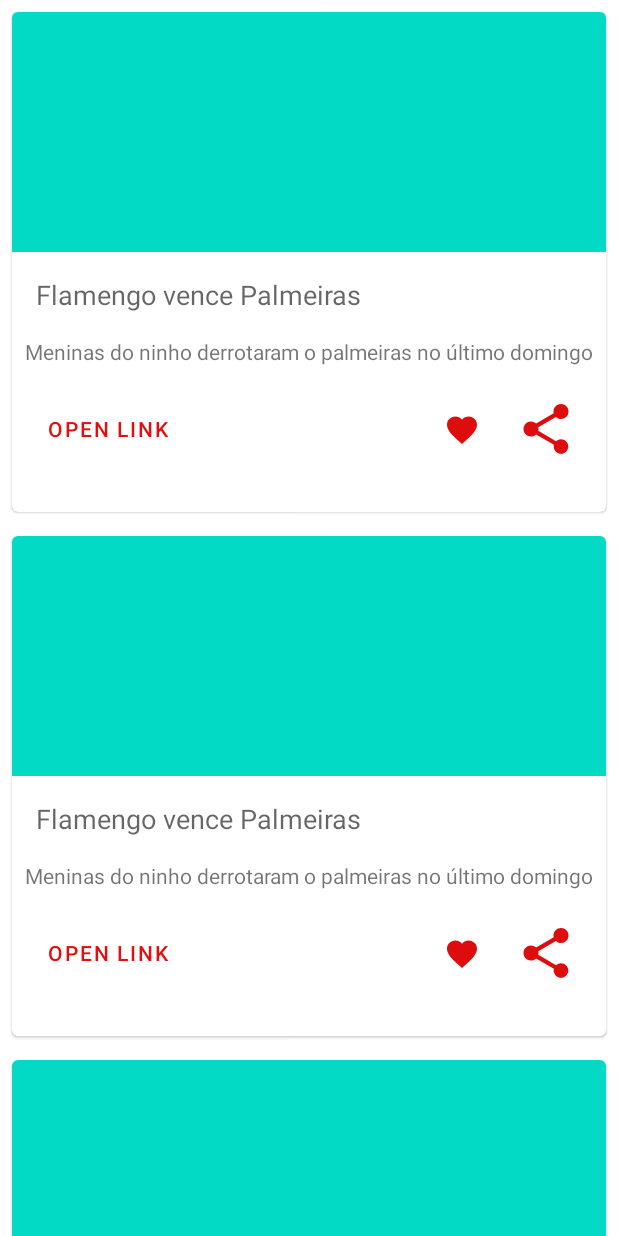
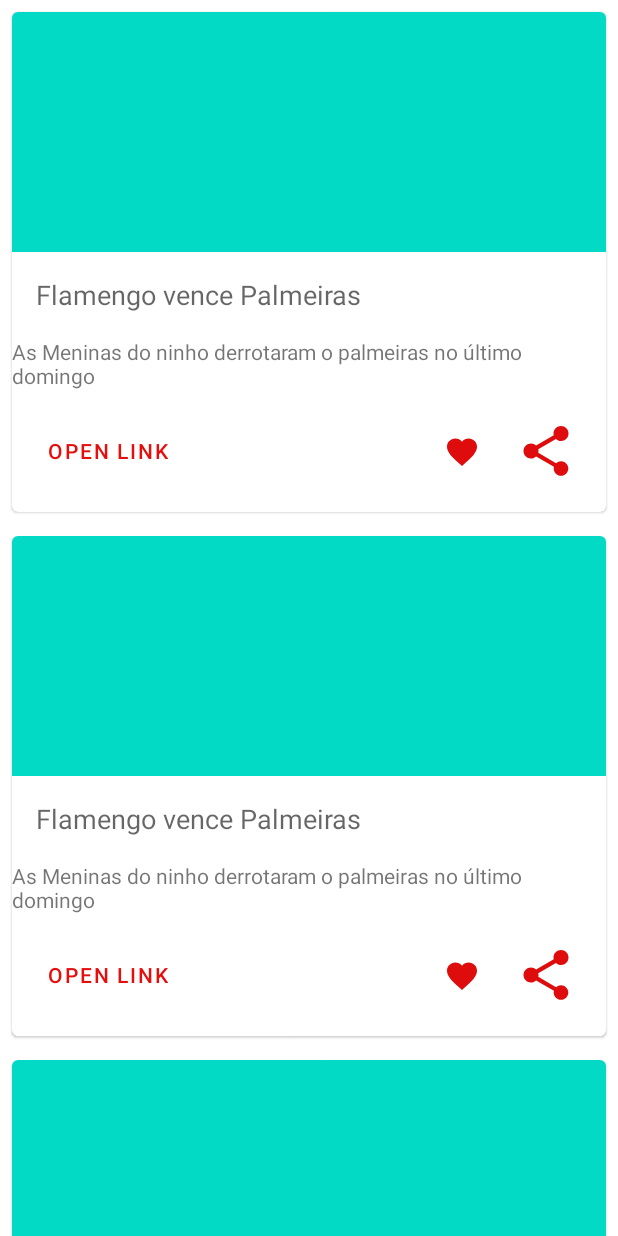
Before and after one commit to suellenmuniz/Soocer-news, an Android app: the layout fragment_news.xml on its own in the app's theme, with its tools: preview values and no code run, on a phone screen of 412 x 824 dp. Run offline under Robolectric (Android 15) with nearby library versions, the phone set to English and light mode, and no system bars.

Commit message:
Refactoring e evoluções arquiteturais

```diff
--- a/app/build.gradle
+++ b/app/build.gradle
@@ -39,6 +39,7 @@ dependencies {
     implementation 'androidx.lifecycle:lifecycle-viewmodel-ktx:2.5.0'
     implementation 'androidx.navigation:navigation-fragment:2.5.0'
     implementation 'androidx.navigation:navigation-ui:2.5.0'
+    implementation 'androidx.swiperefreshlayout:swiperefreshlayout:1.1.0'
 
     // Referencia: https://square.github.io/retrofit
     implementation 'com.squareup.retrofit2:retrofit:2.9.0'
--- a/app/src/main/AndroidManifest.xml
+++ b/app/src/main/AndroidManifest.xml
@@ -6,6 +6,7 @@
     <uses-permission android:name="android.permission.INTERNET" />
 
     <application
+        android:name=".App"
         android:allowBackup="true"
         android:dataExtractionRules="@xml/data_extraction_rules"
         android:fullBackupContent="@xml/backup_rules"
--- a/app/src/main/java/me/dio/soocergirls/data/local/NewsDao.java
+++ b/app/src/main/java/me/dio/soocergirls/data/local/NewsDao.java
@@ -16,6 +16,6 @@ public interface NewsDao {
     Void save(News news);
 
     @Query("SELECT * FROM news WHERE favorite = 1")
-    List<News> loadFavoriteNews();
+    LiveData<List<News>> loadFavoriteNews();
 
 }
--- a/app/src/main/java/me/dio/soocergirls/ui/adapter/NewsAdapter.java
+++ b/app/src/main/java/me/dio/soocergirls/ui/adapter/NewsAdapter.java
@@ -44,7 +44,7 @@ public class NewsAdapter extends RecyclerView.Adapter<NewsAdapter.ViewHolder> {
         holder.binding.tvDescription.setText(news.description);
         Picasso.get().load(news.image).fit().into(holder.binding.ivThumbnail);
         // Implementação da Funcionalidade de "abrir link":
-        holder.binding.tvOpenLink.setOnClickListener(view -> {
+        holder.binding.btOpenLink.setOnClickListener(view -> {
             Intent i = new Intent(Intent.ACTION_VIEW);
             i.setData(Uri.parse(news.link));
            context.startActivity(i);
--- a/app/src/main/res/layout/fragment_news.xml
+++ b/app/src/main/res/layout/fragment_news.xml
@@ -6,13 +6,22 @@
     android:layout_height="match_parent"
     tools:context=".ui.News.NewsFragment">
 
-    <androidx.recyclerview.widget.RecyclerView
-        android:id="@+id/rvNews"
+    <androidx.swiperefreshlayout.widget.SwipeRefreshLayout
+        android:id="@+id/srlNews"
         android:layout_width="0dp"
         android:layout_height="0dp"
         app:layout_constraintBottom_toBottomOf="parent"
         app:layout_constraintEnd_toEndOf="parent"
         app:layout_constraintStart_toStartOf="parent"
-        app:layout_constraintTop_toTopOf="parent"
-        tools:listitem="@layout/news_item"/>
+        app:layout_constraintTop_toTopOf="parent">
+
+
+        <androidx.recyclerview.widget.RecyclerView
+            android:id="@+id/rvNews"
+            android:layout_width="match_parent"
+            android:layout_height="match_parent"
+            tools:listitem="@layout/news_item" />
+
+    </androidx.swiperefreshlayout.widget.SwipeRefreshLayout>
+
 </androidx.constraintlayout.widget.ConstraintLayout>
--- a/app/src/main/res/layout/news_item.xml
+++ b/app/src/main/res/layout/news_item.xml
@@ -39,16 +39,16 @@
             android:id="@+id/tvDescription"
             android:layout_width="wrap_content"
             android:layout_height="wrap_content"
-            android:layout_marginStart="16dp"
-            android:layout_marginTop="16dp"
-            android:layout_marginEnd="16dp"
+            android:layout_marginStart="@dimen/default_margin"
+            android:layout_marginTop="@dimen/default_margin"
+            android:layout_marginEnd="@dimen/default_margin"
             app:layout_constraintEnd_toEndOf="parent"
             app:layout_constraintStart_toStartOf="parent"
             app:layout_constraintTop_toBottomOf="@+id/tvTitle"
-            tools:text="Meninas do ninho derrotaram o palmeiras no último domingo" />
+            tools:text="As Meninas do ninho derrotaram o palmeiras no último domingo" />
 
         <com.google.android.material.button.MaterialButton
-            android:id="@+id/tvOpenLink"
+            android:id="@+id/btOpenLink"
             style="?attr/borderlessButtonStyle"
             android:layout_width="wrap_content"
             android:layout_height="wrap_content"
@@ -71,11 +71,12 @@
             android:clickable="true"
             android:focusable="true"
             android:padding="4dp"
-            app:layout_constraintBottom_toBottomOf="@+id/tvOpenLink"
+            app:layout_constraintBottom_toBottomOf="@+id/btOpenLink"
             app:layout_constraintEnd_toStartOf="@+id/ivShare"
-            app:layout_constraintTop_toTopOf="@+id/tvOpenLink"
+            app:layout_constraintTop_toTopOf="@+id/btOpenLink"
             app:layout_constraintVertical_bias="0.541"
             app:srcCompat="@drawable/ic_favorite" />
+        <!-- Referência: Incluir o Efeito de Ripple (https://stackoverflow.com/a/61012286/3072570) -->
 
         <ImageView
             android:id="@+id/ivShare"
@@ -89,9 +90,9 @@
             android:minWidth="48dp"
             android:minHeight="48dp"
             android:padding="4dp"
-            app:layout_constraintBottom_toBottomOf="@+id/tvOpenLink"
+            app:layout_constraintBottom_toBottomOf="@+id/btOpenLink"
             app:layout_constraintEnd_toEndOf="parent"
-            app:layout_constraintTop_toTopOf="@+id/tvOpenLink"
+            app:layout_constraintTop_toTopOf="@+id/btOpenLink"
             app:layout_constraintVertical_bias="0.541"
             app:srcCompat="@drawable/ic_share" />
     </androidx.constraintlayout.widget.ConstraintLayout>
--- a/app/src/main/res/values/colors.xml
+++ b/app/src/main/res/values/colors.xml
@@ -7,6 +7,7 @@
     <color name="teal_700">#FF018786</color>
     <color name="black">#FF000000</color>
     <color name="white">#FFFFFFFF</color>
+
     <color name="favorite_active">#FB0D0D</color>
     <color name="favorite_inactive">#474545</color>
 
--- a/app/src/main/res/values/strings.xml
+++ b/app/src/main/res/values/strings.xml
@@ -1,11 +1,16 @@
 <resources>
     <string name="app_name">Soocer Girls</string>
     <string name="title_news">News</string>
+
     <string name="title_favorites">Favorites</string>
+
     <string name="open_link">Open link</string>
+
     <string name="news_image">news image</string>
     <string name="cd_favorite_pico">favorite pico</string>
     <string name="cd_news_image">news image</string>
     <string name="cd_share_pico">share pico</string>
 
+    <string name="error_network">error_network</string>
+
 </resources>
```
Also changed, not shown: app/src/main/java/me/dio/soocergirls/App.java (added, +18 -0 lines), app/src/main/java/me/dio/soocergirls/MainActivity.java (+1 -13 lines), app/src/main/java/me/dio/soocergirls/data/SoocerNewsRepository.java (added, +47 -0 lines), app/src/main/java/me/dio/soocergirls/data/local/SoocerNewsDb.java (added, +12 -0 lines), app/src/main/java/me/dio/soocergirls/ui/Favorites/FavoritesFragment.java (+9 -15 lines), app/src/main/java/me/dio/soocergirls/ui/Favorites/FavoritesViewModel.java (+17 -0 lines), app/src/main/java/me/dio/soocergirls/ui/News/NewsFragment.java (+24 -22 lines), app/src/main/java/me/dio/soocergirls/ui/News/NewsViewModel.java (+17 -22 lines).
